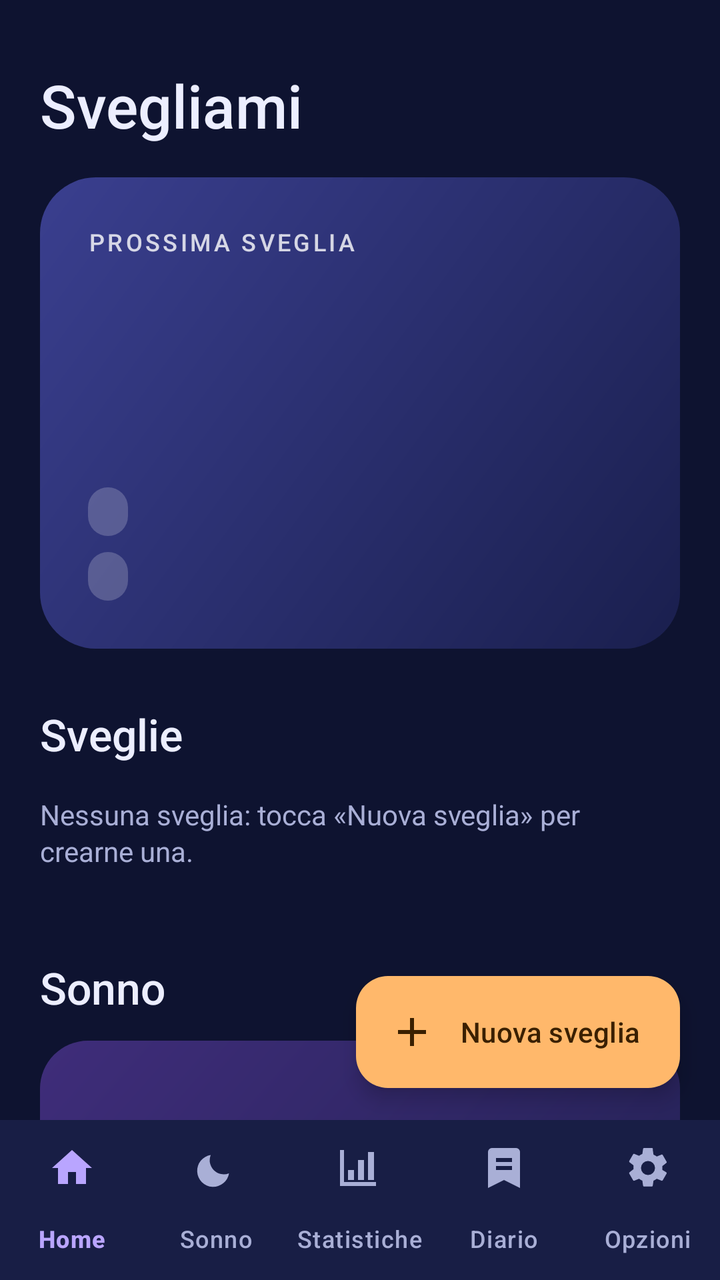
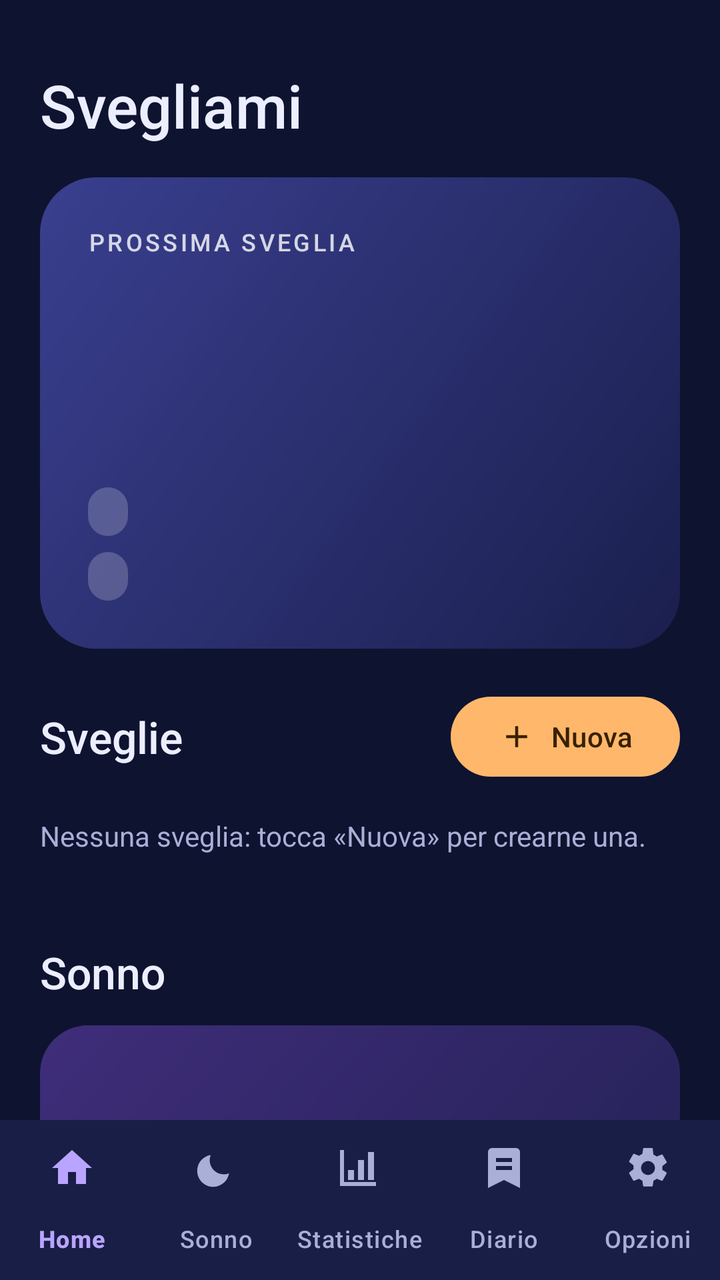

Two renders of the same Android screen: before a commit and after it. Below are the layout's source before the change and the commit's diff.
<!-- AndroidManifest.xml: application theme Theme.Svegliami -->
<!-- res/layout/activity_main.xml -->
<?xml version="1.0" encoding="utf-8"?>
<androidx.coordinatorlayout.widget.CoordinatorLayout xmlns:android="http://schemas.android.com/apk/res/android"
    xmlns:app="http://schemas.android.com/apk/res-auto"
    android:layout_width="match_parent"
    android:layout_height="match_parent"
    android:background="@color/night_bg">

    <androidx.core.widget.NestedScrollView
        android:id="@+id/mainScroll"
        android:layout_width="match_parent"
        android:layout_height="match_parent">

        <LinearLayout
            android:layout_width="match_parent"
            android:layout_height="wrap_content"
            android:orientation="vertical"
            android:paddingStart="20dp"
            android:paddingTop="16dp"
            android:paddingEnd="20dp"
            android:paddingBottom="176dp">

            
            <TextView
                android:id="@+id/tvToday"
                style="@style/Svegliami.Overline"
                android:layout_width="wrap_content"
                android:layout_height="wrap_content" />

            <TextView
                android:layout_width="wrap_content"
                android:layout_height="wrap_content"
                android:fontFamily="sans-serif-medium"
                android:text="Svegliami"
                android:textColor="@color/on_surface"
                android:textSize="30sp" />

            
            <com.google.android.material.card.MaterialCardView
                android:id="@+id/cardPerms"
                android:layout_width="match_parent"
                android:layout_height="wrap_content"
                android:layout_marginTop="16dp"
                android:visibility="gone"
                app:cardBackgroundColor="@color/error_container">

                <LinearLayout
                    android:layout_width="match_parent"
                    android:layout_height="wrap_content"
                    android:orientation="vertical"
                    android:padding="16dp">

                    <TextView
                        android:id="@+id/tvPerms"
                        android:layout_width="match_parent"
                        android:layout_height="wrap_content"
                        android:lineSpacingExtra="4dp"
                        android:textColor="@color/on_error_container" />

                    <Button
                        android:id="@+id/btnPerms"
                        style="@style/Widget.Material3.Button.TextButton"
                        android:layout_width="wrap_content"
                        android:layout_height="wrap_content"
                        android:layout_gravity="end"
                        android:text="Concedi permessi"
                        android:textColor="@color/on_error_container" />
                </LinearLayout>
            </com.google.android.material.card.MaterialCardView>

            
            <LinearLayout
                android:id="@+id/hero"
                android:layout_width="match_parent"
                android:layout_height="wrap_content"
                android:layout_marginTop="16dp"
                android:background="@drawable/bg_hero_night"
                android:orientation="vertical"
                android:padding="24dp">

                <TextView
                    style="@style/Svegliami.Overline"
                    android:layout_width="wrap_content"
                    android:layout_height="wrap_content"
                    android:text="Prossima sveglia"
                    android:textColor="#CCFFFFFF" />

                <TextView
                    android:id="@+id/tvHeroTime"
                    android:layout_width="wrap_content"
                    android:layout_height="wrap_content"
                    android:fontFamily="sans-serif-light"
                    android:includeFontPadding="false"
                    android:textColor="#FFFFFF"
                    android:textSize="64sp" />

                <TextView
                    android:id="@+id/tvHeroWhen"
                    android:layout_width="wrap_content"
                    android:layout_height="wrap_content"
                    android:textColor="#DDFFFFFF"
                    android:textSize="16sp" />

                <LinearLayout
                    android:layout_width="match_parent"
                    android:layout_height="wrap_content"
                    android:layout_marginTop="10dp"
                    android:orientation="vertical">

                    <TextView
                        android:id="@+id/tvHeroRain"
                        style="@style/Svegliami.Badge"
                        android:layout_width="wrap_content"
                        android:layout_height="wrap_content"
                        android:background="@drawable/bg_hero_chip"
                        android:textColor="#FFFFFF" />

                    <TextView
                        android:id="@+id/tvHeroSmart"
                        style="@style/Svegliami.Badge"
                        android:layout_width="wrap_content"
                        android:layout_height="wrap_content"
                        android:background="@drawable/bg_hero_chip"
                        android:textColor="#FFFFFF" />
                </LinearLayout>
            </LinearLayout>

            
            <TextView
                style="@style/Svegliami.Title"
                android:layout_width="wrap_content"
                android:layout_height="wrap_content"
                android:layout_marginTop="28dp"
                android:text="Sveglie" />

            <LinearLayout
                android:id="@+id/alarmList"
                android:layout_width="match_parent"
                android:layout_height="wrap_content"
                android:orientation="vertical" />

            <TextView
                android:id="@+id/tvEmpty"
                style="@style/Svegliami.Body"
                android:layout_width="match_parent"
                android:layout_height="wrap_content"
                android:paddingVertical="16dp"
                android:text="Nessuna sveglia: tocca «Nuova sveglia» per crearne una." />

            
            <TextView
                style="@style/Svegliami.Title"
                android:layout_width="wrap_content"
                android:layout_height="wrap_content"
                android:layout_marginTop="28dp"
                android:text="Sonno" />

            <LinearLayout
                android:layout_width="match_parent"
                android:layout_height="wrap_content"
                android:layout_marginTop="12dp"
                android:background="@drawable/bg_sleep_card"
                android:orientation="vertical"
                android:padding="20dp">

                <TextView
                    android:id="@+id/tvSleep"
                    android:layout_width="match_parent"
                    android:layout_height="wrap_content"
                    android:lineSpacingExtra="3dp"
                    android:textColor="#E6FFFFFF"
                    android:textSize="14sp" />

                <com.google.android.material.button.MaterialButtonToggleGroup
                    android:id="@+id/toggleSleepMode"
                    android:layout_width="match_parent"
                    android:layout_height="wrap_content"
                    android:layout_marginTop="14dp"
                    app:selectionRequired="true"
                    app:singleSelection="true">

                    <Button
                        android:id="@+id/btnModeBed"
                        style="@style/Widget.Material3.Button.OutlinedButton"
                        android:layout_width="0dp"
                        android:layout_height="wrap_content"
                        android:layout_weight="1"
                        android:text="🛏  Materasso" />

                    <Button
                        android:id="@+id/btnModeNightstand"
                        style="@style/Widget.Material3.Button.OutlinedButton"
                        android:layout_width="0dp"
                        android:layout_height="wrap_content"
                        android:layout_weight="1"
                        android:text="🎙  Comodino" />
                </com.google.android.material.button.MaterialButtonToggleGroup>

                <Button
                    android:id="@+id/btnSleep"
                    android:layout_width="match_parent"
                    android:layout_height="56dp"
                    android:layout_marginTop="10dp"
                    android:backgroundTint="@color/tertiary"
                    android:textColor="@color/on_tertiary"
                    android:textSize="16sp" />

                <Button
                    android:id="@+id/btnSleepHistory"
                    style="@style/Widget.Material3.Button.TextButton"
                    android:layout_width="wrap_content"
                    android:layout_height="wrap_content"
                    android:layout_gravity="end"
                    android:text="Storico del sonno  →"
                    android:textColor="@color/on_tertiary_container" />

                <Button
                    android:id="@+id/btnJournal"
                    style="@style/Widget.Material3.Button.TextButton"
                    android:layout_width="wrap_content"
                    android:layout_height="wrap_content"
                    android:layout_gravity="end"
                    android:text="Diario del risveglio  →"
                    android:textColor="@color/on_tertiary_container" />

                <Button
                    android:id="@+id/btnInsights"
                    style="@style/Widget.Material3.Button.TextButton"
                    android:layout_width="wrap_content"
                    android:layout_height="wrap_content"
                    android:layout_gravity="end"
                    android:text="Statistiche  →"
                    android:textColor="@color/on_tertiary_container" />
            </LinearLayout>

            
            <TextView
                style="@style/Svegliami.Title"
                android:layout_width="wrap_content"
                android:layout_height="wrap_content"
                android:layout_marginTop="28dp"
                android:text="Località per il meteo" />

            <com.google.android.material.card.MaterialCardView
                android:layout_width="match_parent"
                android:layout_height="wrap_content"
                android:layout_marginTop="12dp">

                <LinearLayout
                    android:layout_width="match_parent"
                    android:layout_height="wrap_content"
                    android:orientation="vertical"
                    android:padding="20dp">

                    <TextView
                        android:id="@+id/tvPlace"
                        android:layout_width="wrap_content"
                        android:layout_height="wrap_content"
                        android:textColor="@color/on_surface"
                        android:textSize="18sp" />

                    <Button
                        android:id="@+id/btnGps"
                        style="@style/Widget.Material3.Button.TonalButton"
                        android:layout_width="match_parent"
                        android:layout_height="wrap_content"
                        android:layout_marginTop="12dp"
                        android:text="📍 Usa la mia posizione (GPS)" />

                    <com.google.android.material.materialswitch.MaterialSwitch
                        android:id="@+id/swAutoLoc"
                        android:layout_width="match_parent"
                        android:layout_height="wrap_content"
                        android:layout_marginTop="4dp"
                        android:text="Aggiorna a ogni apertura dell'app (utile in viaggio)"
                        android:textColor="@color/on_surface_variant" />

                    <LinearLayout
                        android:layout_width="match_parent"
                        android:layout_height="wrap_content"
                        android:gravity="center_vertical"
                        android:orientation="horizontal">

                        <EditText
                            android:id="@+id/etCity"
                            android:layout_width="0dp"
                            android:layout_height="wrap_content"
                            android:layout_weight="1"
                            android:hint="Oppure cerca una città"
                            android:inputType="textCapWords"
                            android:textColor="@color/on_surface"
                            android:textColorHint="@color/on_surface_variant" />

                        <Button
                            android:id="@+id/btnSearch"
                            style="@style/Widget.Material3.Button.TextButton"
                            android:layout_width="wrap_content"
                            android:layout_height="wrap_content"
                            android:text="Cerca" />
                    </LinearLayout>
                </LinearLayout>
            </com.google.android.material.card.MaterialCardView>
        </LinearLayout>
    </androidx.core.widget.NestedScrollView>

    <com.google.android.material.bottomnavigation.BottomNavigationView
        android:id="@+id/bottomNavigation"
        android:layout_width="match_parent"
        android:layout_height="wrap_content"
        android:layout_gravity="bottom"
        android:backgroundTint="@color/surface"
        app:itemIconTint="@color/nav_item_tint"
        app:itemTextColor="@color/nav_item_tint"
        app:labelVisibilityMode="labeled"
        app:menu="@menu/menu_bottom_nav" />

    <com.google.android.material.floatingactionbutton.ExtendedFloatingActionButton
        android:id="@+id/btnAdd"
        android:layout_width="wrap_content"
        android:layout_height="wrap_content"
        android:layout_gravity="bottom|end"
        android:layout_marginEnd="20dp"
        android:layout_marginBottom="96dp"
        android:text="Nuova sveglia"
        app:backgroundTint="@color/primary"
        app:icon="@drawable/ic_add"
        app:iconTint="@color/on_primary"
        android:textColor="@color/on_primary" />
</androidx.coordinatorlayout.widget.CoordinatorLayout>
<!-- resources referenced by this layout -->
<resources>
  <color name="error_container">#4A1F2B</color>
  <color name="night_bg">#0E1330</color>
  <color name="on_error_container">#FFDAD6</color>
  <color name="on_primary">#3A2000</color>
  <color name="on_surface">#ECEEFF</color>
  <color name="on_surface_variant">#A9AFD6</color>
  <color name="on_tertiary">#20125A</color>
  <color name="on_tertiary_container">#E8DEFF</color>
  <color name="primary">#FFB86B</color>
  <color name="surface">#181E45</color>
  <color name="tertiary">#B9A5FF</color>
  <!-- drawable bg_hero_chip (drawable) -->
  <?xml version="1.0" encoding="utf-8"?>
  <shape xmlns:android="http://schemas.android.com/apk/res/android">
      <solid android:color="#33FFFFFF" />
      <corners android:radius="12dp" />
  </shape>
  <!-- drawable bg_hero_night (drawable) -->
  <?xml version="1.0" encoding="utf-8"?>
  <shape xmlns:android="http://schemas.android.com/apk/res/android">
      <gradient android:angle="315" android:startColor="#3A3F8F" android:endColor="#1A1F4E" />
      <corners android:radius="28dp" />
  </shape>
  <!-- drawable bg_sleep_card (drawable) -->
  <?xml version="1.0" encoding="utf-8"?>
  <shape xmlns:android="http://schemas.android.com/apk/res/android">
      <gradient android:angle="315" android:startColor="#3F2D7A" android:endColor="#1B1E4A" />
      <corners android:radius="24dp" />
  </shape>
  <!-- drawable ic_add (drawable) -->
  <vector xmlns:android="http://schemas.android.com/apk/res/android"
      android:width="24dp" android:height="24dp" android:viewportWidth="24" android:viewportHeight="24">
      <path android:fillColor="#FFFFFFFF" android:pathData="M19,13h-6v6h-2v-6H5v-2h6V5h2v6h6v2z" />
  </vector>
  <style name="Svegliami.Badge" parent="">
          <item name="android:textSize">12sp</item>
          <item name="android:fontFamily">sans-serif-medium</item>
          <item name="android:paddingStart">10dp</item>
          <item name="android:paddingEnd">10dp</item>
          <item name="android:paddingTop">4dp</item>
          <item name="android:paddingBottom">4dp</item>
          <item name="android:layout_marginEnd">6dp</item>
          <item name="android:layout_marginTop">8dp</item>
      </style>
  <style name="Svegliami.Body" parent="">
          <item name="android:textSize">14sp</item>
          <item name="android:textColor">@color/on_surface_variant</item>
          <item name="android:lineSpacingExtra">2dp</item>
      </style>
  <style name="Svegliami.Overline" parent="">
          <item name="android:textSize">12sp</item>
          <item name="android:letterSpacing">0.12</item>
          <item name="android:textAllCaps">true</item>
          <item name="android:fontFamily">sans-serif-medium</item>
          <item name="android:textColor">@color/on_surface_variant</item>
      </style>
  <style name="Svegliami.Title" parent="">
          <item name="android:textSize">22sp</item>
          <item name="android:fontFamily">sans-serif-medium</item>
          <item name="android:textColor">@color/on_surface</item>
      </style>
  <style name="Theme.Svegliami" parent="Base.Theme.Svegliami" />
  <color name="primary_container">#4F3414</color>
  <color name="on_primary_container">#FFDDB8</color>
  <color name="secondary">#8AB4FF</color>
  <color name="on_secondary">#00224D</color>
  <color name="secondary_container">#1F3A66</color>
  <color name="on_secondary_container">#D6E3FF</color>
  <color name="tertiary_container">#33296B</color>
  <color name="error">#FF8A80</color>
  <color name="surface_high">#222A5C</color>
  <color name="outline">#363F75</color>
  <style name="Svegliami.Card" parent="Widget.Material3.CardView.Filled">
          <item name="cardBackgroundColor">@color/surface</item>
          <item name="cardCornerRadius">24dp</item>
          <item name="cardElevation">0dp</item>
          <item name="strokeWidth">0dp</item>
      </style>
  <!-- unchanged entries left out for length: 1 -->
</resources>

<!-- the commit's change to res/layout/activity_main.xml (unified diff, before → after) -->
@@ -17,7 +17,7 @@
             android:paddingStart="20dp"
             android:paddingTop="16dp"
             android:paddingEnd="20dp"
-            android:paddingBottom="176dp">
+            android:paddingBottom="104dp">
 
             
             <TextView
@@ -125,12 +125,31 @@
             </LinearLayout>
 
             
-            <TextView
-                style="@style/Svegliami.Title"
-                android:layout_width="wrap_content"
-                android:layout_height="wrap_content"
-                android:layout_marginTop="28dp"
-                android:text="Sveglie" />
+            <LinearLayout
+                android:layout_width="match_parent"
+                android:layout_height="wrap_content"
+                android:layout_marginTop="20dp"
+                android:gravity="center_vertical"
+                android:orientation="horizontal">
+
+                <TextView
+                    style="@style/Svegliami.Title"
+                    android:layout_width="0dp"
+                    android:layout_height="wrap_content"
+                    android:layout_weight="1"
+                    android:text="Sveglie" />
+
+                <com.google.android.material.button.MaterialButton
+                    android:id="@+id/btnAdd"
+                    style="@style/Widget.Material3.Button.TonalButton"
+                    android:layout_width="wrap_content"
+                    android:layout_height="wrap_content"
+                    android:text="Nuova"
+                    android:textColor="@color/on_primary"
+                    app:backgroundTint="@color/primary"
+                    app:icon="@drawable/ic_add"
+                    app:iconTint="@color/on_primary" />
+            </LinearLayout>
 
             <LinearLayout
                 android:id="@+id/alarmList"
@@ -144,7 +163,7 @@
                 android:layout_width="match_parent"
                 android:layout_height="wrap_content"
                 android:paddingVertical="16dp"
-                android:text="Nessuna sveglia: tocca «Nuova sveglia» per crearne una." />
+                android:text="Nessuna sveglia: tocca «Nuova» per crearne una." />
 
             
             <TextView
@@ -313,16 +332,4 @@
         app:labelVisibilityMode="labeled"
         app:menu="@menu/menu_bottom_nav" />
 
-    <com.google.android.material.floatingactionbutton.ExtendedFloatingActionButton
-        android:id="@+id/btnAdd"
-        android:layout_width="wrap_content"
-        android:layout_height="wrap_content"
-        android:layout_gravity="bottom|end"
-        android:layout_marginEnd="20dp"
-        android:layout_marginBottom="96dp"
-        android:text="Nuova sveglia"
-        app:backgroundTint="@color/primary"
-        app:icon="@drawable/ic_add"
-        app:iconTint="@color/on_primary"
-        android:textColor="@color/on_primary" />
 </androidx.coordinatorlayout.widget.CoordinatorLayout>
